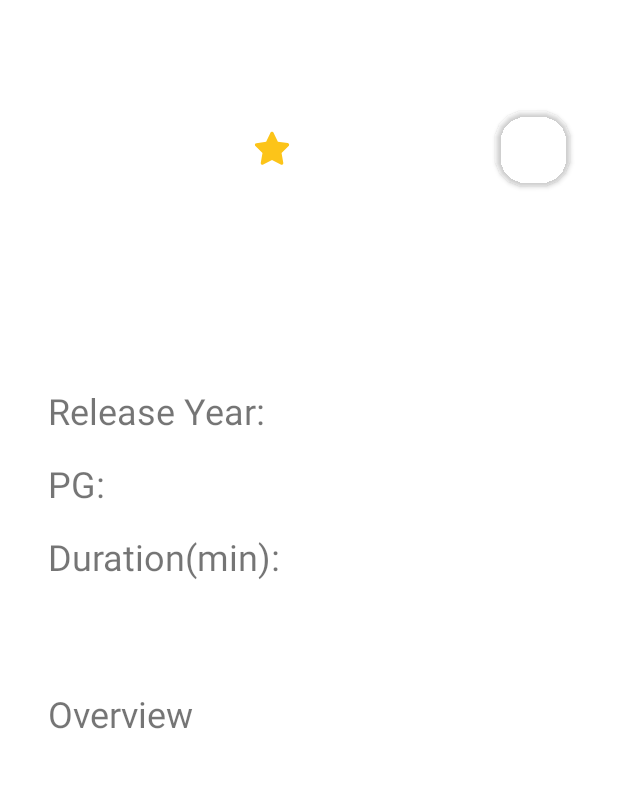
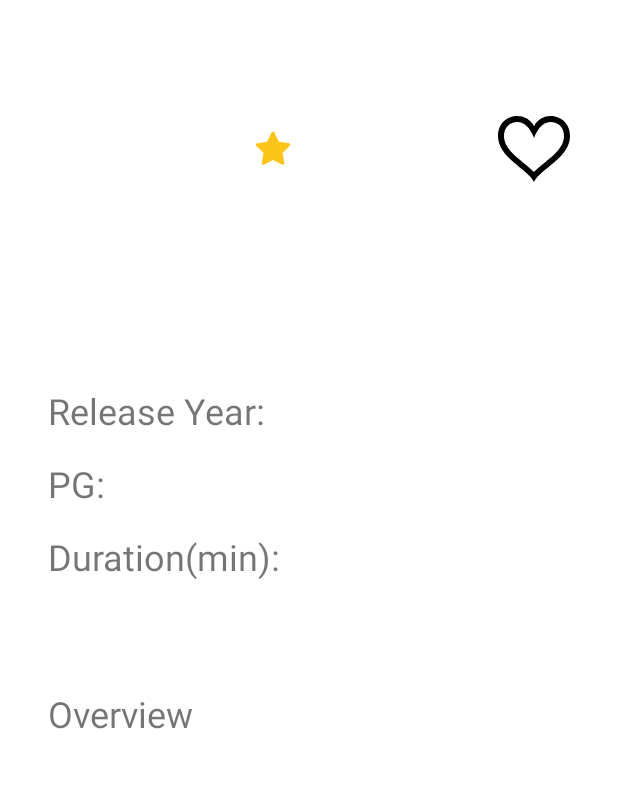
Before and after one commit to mehmetalikirmizitas/BootCampW5-MovieAppMVVMexample, an Android app: the fragment MovieDetailFragment placed in its activity, on a phone screen of 412 x 824 dp, the part 234-1022 px from its top. Run offline under Robolectric (Android 15) with nearby library versions, the phone set to English and light mode, and no system bars; our stand-ins replace data binding; 16 statements that could not run were skipped.

Commit message:
All movie list redesigned and favorite movie control added in detail screen

```diff
--- /dev/null
+++ b/app/src/main/res/drawable/ic_empty_heart.xml
@@ -0,0 +1,4 @@
+<vector android:height="48dp" android:viewportHeight="24"
+    android:viewportWidth="24" android:width="48dp" xmlns:android="http://schemas.android.com/apk/res/android">
+    <path android:fillColor="#FF000000" android:pathData="M17.516,3c2.382,0 4.487,1.564 4.487,4.712 0,4.963 -6.528,8.297 -10.003,11.935 -3.475,-3.638 -10.002,-6.971 -10.002,-11.934 0,-3.055 2.008,-4.713 4.487,-4.713 3.18,0 4.846,3.644 5.515,5.312 0.667,-1.666 2.333,-5.312 5.516,-5.312zM17.516,1c-2.174,0 -4.346,1.062 -5.516,3.419 -1.17,-2.357 -3.342,-3.419 -5.515,-3.419 -3.403,0 -6.484,2.39 -6.484,6.689 0,7.27 9.903,10.938 11.999,15.311 2.096,-4.373 12,-8.041 12,-15.311 0,-4.586 -3.414,-6.689 -6.484,-6.689z"/>
+</vector>
--- /dev/null
+++ b/app/src/main/res/drawable/ic_full_heart.xml
@@ -0,0 +1,4 @@
+<vector android:height="48dp" android:viewportHeight="24"
+    android:viewportWidth="24" android:width="48dp" xmlns:android="http://schemas.android.com/apk/res/android">
+    <path android:fillColor="#FF000000" android:pathData="M12,4.419c-2.826,-5.695 -11.999,-4.064 -11.999,3.27 0,7.27 9.903,10.938 11.999,15.311 2.096,-4.373 12,-8.041 12,-15.311 0,-7.327 -9.17,-8.972 -12,-3.27z"/>
+</vector>
--- a/app/src/main/res/layout/fragment_movie_detail.xml
+++ b/app/src/main/res/layout/fragment_movie_detail.xml
@@ -1,9 +1,11 @@
 <?xml version="1.0" encoding="utf-8"?>
 
-<layout xmlns:app="http://schemas.android.com/apk/res-auto"
-    xmlns:tools="http://schemas.android.com/tools"
-    xmlns:android="http://schemas.android.com/apk/res/android">
+<layout xmlns:android="http://schemas.android.com/apk/res/android"
+    xmlns:app="http://schemas.android.com/apk/res-auto"
+    xmlns:tools="http://schemas.android.com/tools">
+
     <data>
+
         <variable
             name="movie"
             type="com.malikirmizitas.movieapp.ui.moviedetail.MovieDetailViewStateModel" />
@@ -16,35 +18,38 @@
 
         <com.google.android.material.appbar.AppBarLayout
             android:layout_width="match_parent"
-            android:background="@color/white"
-            android:layout_height="wrap_content">
+            android:layout_height="wrap_content"
+            android:background="@color/white">
 
             <com.google.android.material.appbar.CollapsingToolbarLayout
+                android:id="@+id/collapsingToolBar"
                 android:layout_width="match_parent"
                 android:layout_height="wrap_content"
-                android:id="@+id/collapsingToolBar"
                 app:expandedTitleTextAppearance="@style/expandedBarTextStyle"
-                app:title="@string/movie_details"
-                app:layout_scrollFlags="snap|scroll|exitUntilCollapsed">
+                app:layout_scrollFlags="snap|scroll|exitUntilCollapsed"
+                app:title="@string/movie_details">
 
                 <LinearLayout
                     android:layout_width="match_parent"
-                    android:orientation="vertical"
-                    android:layout_height="wrap_content">
+                    android:layout_height="wrap_content"
+                    android:orientation="vertical">
+
                     <androidx.appcompat.widget.AppCompatImageView
+                        imageUrl="@{movie.detail.posterPath}"
                         android:layout_width="wrap_content"
                         android:layout_height="wrap_content"
-                        tools:src="@drawable/ic_launcher_background"
-                        imageUrl="@{movie.detail.posterPath}"/>
+                        tools:src="@drawable/ic_launcher_background" />
+
                     <com.airbnb.lottie.LottieAnimationView
                         android:layout_width="100dp"
                         android:layout_height="100dp"
                         android:layout_gravity="center"
-                        app:lottie_rawRes="@raw/arrow_down_bounce"
                         android:layout_marginBottom="?attr/actionBarSize"
+                        app:lottie_autoPlay="true"
                         app:lottie_loop="true"
-                        app:lottie_autoPlay="true"/>
+                        app:lottie_rawRes="@raw/arrow_down_bounce" />
                 </LinearLayout>
+
                 <androidx.appcompat.widget.Toolbar
                     android:layout_width="match_parent"
                     android:layout_height="?attr/actionBarSize" />
@@ -53,10 +58,10 @@
         </com.google.android.material.appbar.AppBarLayout>
 
         <androidx.core.widget.NestedScrollView
+            android:id="@+id/nestedScrollView"
             android:layout_width="match_parent"
-            android:id="@+id/nestedScrollView"
-            app:layout_behavior="com.google.android.material.appbar.AppBarLayout$ScrollingViewBehavior"
-            android:layout_height="match_parent">
+            android:layout_height="match_parent"
+            app:layout_behavior="com.google.android.material.appbar.AppBarLayout$ScrollingViewBehavior">
 
             <androidx.constraintlayout.widget.ConstraintLayout
                 android:layout_width="match_parent"
@@ -80,172 +85,162 @@
                     app:layout_constraintStart_toStartOf="parent" />
 
                 <androidx.appcompat.widget.AppCompatImageView
+                    android:id="@+id/movieDetailImage"
+                    imageUrl="@{movie.detail.posterPath}"
                     android:layout_width="wrap_content"
                     android:layout_height="150dp"
+                    android:layout_marginTop="@dimen/default_margin_medium"
                     android:scaleType="fitCenter"
-                    android:layout_marginTop="@dimen/default_margin_medium"
+                    app:layout_constraintStart_toStartOf="@id/guidelineStart"
                     app:layout_constraintTop_toTopOf="parent"
-                    app:layout_constraintStart_toStartOf="@id/guidelineStart"
-                    imageUrl="@{movie.detail.posterPath}"
-                    android:id="@+id/movieDetailImage"
-                    tools:src="@drawable/ic_launcher_background"/>
+                    tools:src="@drawable/ic_launcher_background" />
 
                 <androidx.appcompat.widget.AppCompatImageView
+                    android:id="@+id/ratingStar"
                     android:layout_width="wrap_content"
                     android:layout_height="wrap_content"
                     android:src="@drawable/ic_rating_star"
-                    android:id="@+id/ratingStar"
-                    app:layout_constraintTop_toTopOf="@id/movieDetailImage"
                     app:layout_constraintBottom_toBottomOf="@id/movieDetailImage"
                     app:layout_constraintEnd_toStartOf="@id/movieRatingPoint"
                     app:layout_constraintHorizontal_chainStyle="packed"
-                    app:layout_constraintStart_toEndOf="@id/movieDetailImage"/>
+                    app:layout_constraintStart_toEndOf="@id/movieDetailImage"
+                    app:layout_constraintTop_toTopOf="@id/movieDetailImage" />
 
                 <androidx.appcompat.widget.AppCompatTextView
+                    android:id="@+id/movieRatingPoint"
                     android:layout_width="wrap_content"
                     android:layout_height="wrap_content"
+                    android:text="@{String.valueOf(movie.detail.voteAverage)}"
+                    android:textSize="@dimen/default_text_size_medium"
+                    app:layout_constraintBottom_toBottomOf="@id/ratingStar"
+                    app:layout_constraintEnd_toStartOf="@id/addFavouriteImageView"
+                    app:layout_constraintStart_toEndOf="@id/ratingStar"
                     app:layout_constraintTop_toTopOf="@id/ratingStar"
-                    app:layout_constraintBottom_toBottomOf="@id/ratingStar"
-                    app:layout_constraintEnd_toStartOf="@id/favouriteCard"
-                    android:id="@+id/movieRatingPoint"
+                    tools:text="7.0" />
+
+                <androidx.appcompat.widget.AppCompatTextView
+                    android:id="@+id/movieTitle"
+                    android:layout_width="0dp"
+                    android:layout_height="wrap_content"
+                    android:layout_marginTop="@dimen/default_margin_medium"
+                    android:text="@{movie.detail.title}"
+                    android:textSize="@dimen/default_text_size_large"
+                    app:layout_constraintEnd_toStartOf="@+id/addFavouriteImageView"
+                    app:layout_constraintStart_toStartOf="@id/guidelineStart"
+                    app:layout_constraintTop_toBottomOf="@id/movieDetailImage"
+                    tools:text="Movie Title" />
+
+                <androidx.appcompat.widget.AppCompatTextView
+                    android:id="@+id/releaseYearText"
+                    android:layout_width="wrap_content"
+                    android:layout_height="wrap_content"
+                    android:layout_marginTop="@dimen/default_margin_small"
+                    android:text="@string/release_year"
                     android:textSize="@dimen/default_text_size_medium"
-                    android:text="@{String.valueOf(movie.detail.voteAverage)}"
-                    tools:text="7.0"
-                    app:layout_constraintStart_toEndOf="@id/ratingStar"/>
+                    app:layout_constraintStart_toStartOf="@id/guidelineStart"
+                    app:layout_constraintTop_toBottomOf="@id/movieTitle" />
 
+                <androidx.appcompat.widget.AppCompatTextView
+                    android:id="@+id/movieYear"
+                    android:layout_width="wrap_content"
+                    android:layout_height="wrap_content"
+                    android:text="@{movie.detail.releaseDate}"
+                    android:textSize="@dimen/default_text_size_small"
+                    app:layout_constraintBottom_toBottomOf="@id/releaseYearText"
+                    app:layout_constraintStart_toStartOf="@id/movieLength"
+                    app:layout_constraintTop_toTopOf="@+id/releaseYearText"
+                    tools:text="2019" />
+
+                <androidx.appcompat.widget.AppCompatTextView
+                    android:id="@+id/PGText"
+                    android:layout_width="wrap_content"
+                    android:layout_height="wrap_content"
+                    android:layout_marginTop="@dimen/default_margin_small"
+                    android:text="@string/pg"
+                    android:textSize="@dimen/default_text_size_medium"
+                    app:layout_constraintStart_toStartOf="@id/guidelineStart"
+                    app:layout_constraintTop_toBottomOf="@id/releaseYearText" />
+
+                <androidx.appcompat.widget.AppCompatTextView
+                    android:id="@+id/PG"
+                    android:layout_width="wrap_content"
+                    android:layout_height="wrap_content"
+                    android:text="@{movie.isAdult()}"
+                    android:textSize="@dimen/default_text_size_small"
+                    app:layout_constraintBottom_toBottomOf="@id/PGText"
+                    app:layout_constraintStart_toStartOf="@id/movieLength"
+                    app:layout_constraintTop_toTopOf="@id/PGText"
+                    tools:text="PG-13" />
+
+                <androidx.appcompat.widget.AppCompatTextView
+                    android:id="@+id/DurationText"
+                    android:layout_width="wrap_content"
+                    android:layout_height="wrap_content"
+                    android:layout_marginTop="@dimen/default_margin_small"
+                    android:text="@string/duration"
+                    android:textSize="@dimen/default_text_size_medium"
+                    app:layout_constraintStart_toStartOf="@id/guidelineStart"
+                    app:layout_constraintTop_toBottomOf="@id/PGText" />
+
+                <androidx.appcompat.widget.AppCompatTextView
+                    android:id="@+id/movieLength"
+                    android:layout_width="wrap_content"
+                    android:layout_height="wrap_content"
+                    android:layout_marginStart="@dimen/default_margin_xxsmall"
+                    android:text="@{String.valueOf(movie.detail.runtime)}"
+                    android:textSize="@dimen/default_text_size_small"
+                    app:layout_constraintBottom_toBottomOf="@id/DurationText"
+                    app:layout_constraintEnd_toStartOf="@id/movieLength"
+                    app:layout_constraintStart_toEndOf="@id/DurationText"
+                    app:layout_constraintTop_toTopOf="@id/DurationText"
+                    tools:text="2h 32min" />
+
+                <androidx.appcompat.widget.AppCompatImageView
+                    android:id="@+id/addFavouriteImageView"
+                    android:layout_width="wrap_content"
+                    android:layout_height="wrap_content"
+                    android:layout_gravity="center"
+                    android:src="@drawable/ic_empty_heart"
+                    app:layout_constraintBottom_toBottomOf="@id/movieDetailImage"
+                    app:layout_constraintEnd_toEndOf="@id/guidelineEnd"
+                    app:layout_constraintTop_toTopOf="@id/movieDetailImage" />
+
+                <androidx.recyclerview.widget.RecyclerView
+                    android:id="@+id/detailCategoryRecyclerView"
+                    android:layout_width="0dp"
+                    android:layout_height="wrap_content"
+                    android:layout_marginTop="@dimen/default_margin_medium"
+                    android:orientation="horizontal"
+                    app:layoutManager="androidx.recyclerview.widget.LinearLayoutManager"
+                    app:layout_constraintEnd_toStartOf="@id/addFavouriteImageView"
+                    app:layout_constraintStart_toStartOf="@id/guidelineStart"
+                    app:layout_constraintTop_toBottomOf="@id/DurationText"
+                    tools:listitem="@layout/movie_detail_category_recycler_item" />
+
+                <androidx.appcompat.widget.AppCompatTextView
+                    android:id="@+id/descriptionTitle"
+                    android:layout_width="wrap_content"
+                    android:layout_height="wrap_content"
+                    android:layout_marginTop="@dimen/default_margin_xlarge"
+                    android:text="@string/overview"
+                    android:textSize="@dimen/default_text_size_medium"
+                    app:layout_constraintStart_toStartOf="@id/guidelineStart"
+                    app:layout_constraintTop_toBottomOf="@id/detailCategoryRecyclerView" />
 
                 <androidx.appcompat.widget.AppCompatTextView
                     android:layout_width="0dp"
                     android:layout_height="wrap_content"
-                    app:layout_constraintStart_toStartOf="@id/guidelineStart"
-                    app:layout_constraintEnd_toStartOf="@+id/favouriteCard"
-                    tools:text="Movie Title"
-                    android:text="@{movie.detail.title}"
-                    android:id="@+id/movieTitle"
-                    app:layout_constraintTop_toBottomOf="@id/movieDetailImage"
-                    android:layout_marginTop="@dimen/default_margin_medium"
-                    android:textSize="@dimen/default_text_size_large"/>
-
-                <androidx.appcompat.widget.AppCompatTextView
-                    android:layout_width="wrap_content"
-                    android:layout_height="wrap_content"
-                    android:layout_marginTop="@dimen/default_margin_small"
-                    android:textSize="@dimen/default_text_size_medium"
-                    app:layout_constraintStart_toStartOf="@id/guidelineStart"
-                    app:layout_constraintTop_toBottomOf="@id/movieTitle"
-                    android:id="@+id/releaseYearText"
-                    android:text="@string/release_year"/>
-
-                <androidx.appcompat.widget.AppCompatTextView
-                    android:layout_width="wrap_content"
-                    android:layout_height="wrap_content"
-                    android:textSize="@dimen/default_text_size_small"
-                    android:id="@+id/movieYear"
-                    android:text="@{movie.detail.releaseDate}"
-                    tools:text="2019"
-                    app:layout_constraintBottom_toBottomOf="@id/releaseYearText"
-                    app:layout_constraintStart_toStartOf="@id/movieLength"
-                    app:layout_constraintTop_toTopOf="@+id/releaseYearText" />
-
-                <androidx.appcompat.widget.AppCompatTextView
-                    android:layout_width="wrap_content"
-                    android:layout_height="wrap_content"
-                    android:textSize="@dimen/default_text_size_medium"
-                    android:layout_marginTop="@dimen/default_margin_small"
-                    app:layout_constraintStart_toStartOf="@id/guidelineStart"
-                    app:layout_constraintTop_toBottomOf="@id/releaseYearText"
-                    android:id="@+id/PGText"
-                    android:text="@string/pg"/>
-
-                <androidx.appcompat.widget.AppCompatTextView
-                    android:layout_width="wrap_content"
-                    android:layout_height="wrap_content"
-                    android:textSize="@dimen/default_text_size_small"
-                    tools:text="PG-13"
-                    android:text="@{movie.isAdult()}"
-                    android:id="@+id/PG"
-                    app:layout_constraintStart_toStartOf="@id/movieLength"
-                    app:layout_constraintBottom_toBottomOf="@id/PGText"
-                    app:layout_constraintTop_toTopOf="@id/PGText" />
-
-                <androidx.appcompat.widget.AppCompatTextView
-                    android:layout_width="wrap_content"
-                    android:layout_height="wrap_content"
-                    android:layout_marginTop="@dimen/default_margin_small"
-                    android:textSize="@dimen/default_text_size_medium"
-                    app:layout_constraintStart_toStartOf="@id/guidelineStart"
-                    app:layout_constraintTop_toBottomOf="@id/PGText"
-                    android:id="@+id/DurationText"
-                    android:text="@string/duration"/>
-
-                <androidx.appcompat.widget.AppCompatTextView
-                    android:layout_width="wrap_content"
-                    android:layout_height="wrap_content"
-                    android:textSize="@dimen/default_text_size_small"
-                    tools:text="2h 32min"
-                    android:text="@{String.valueOf(movie.detail.runtime)}"
-                    app:layout_constraintEnd_toStartOf="@id/movieLength"
-                    android:id="@+id/movieLength"
-                    android:layout_marginStart="@dimen/default_margin_xxsmall"
-                    app:layout_constraintStart_toEndOf="@id/DurationText"
-                    app:layout_constraintBottom_toBottomOf="@id/DurationText"
-                    app:layout_constraintTop_toTopOf="@id/DurationText" />
-
-                <androidx.cardview.widget.CardView
-                    android:layout_width="@dimen/default_card_view_height_medium"
-                    android:id="@+id/favouriteCard"
-                    app:layout_constraintEnd_toEndOf="@id/guidelineEnd"
-                    app:cardBackgroundColor="@{movie.favourite ? @color/unFavouriteCardColor : @color/FavouriteCardColor}"
-                    app:cardCornerRadius="@dimen/card_view_default_radius_small"
-                    app:layout_constraintTop_toTopOf="@id/movieDetailImage"
-                    app:layout_constraintBottom_toBottomOf="@id/movieDetailImage"
-                    android:layout_height="@dimen/default_card_view_height_medium">
-                    <androidx.appcompat.widget.AppCompatImageView
-                        android:layout_width="wrap_content"
-                        android:layout_height="wrap_content"
-                        app:layout_constraintEnd_toEndOf="@id/guidelineEnd"
-                        android:src="@drawable/ic_add_favourites"
-                        android:layout_gravity="center"
-                        app:layout_constraintTop_toTopOf="@id/movieTitle"/>
-                </androidx.cardview.widget.CardView>
-
-                <androidx.recyclerview.widget.RecyclerView
-                    android:layout_width="0dp"
-                    android:layout_height="wrap_content"
-                    app:layout_constraintStart_toStartOf="@id/guidelineStart"
-                    app:layout_constraintTop_toBottomOf="@id/DurationText"
-                    app:layout_constraintEnd_toStartOf="@id/favouriteCard"
-                    app:layoutManager="androidx.recyclerview.widget.LinearLayoutManager"
-                    android:orientation="horizontal"
-                    android:layout_marginTop="@dimen/default_margin_medium"
-                    android:id="@+id/detailCategoryRecyclerView"
-                    tools:listitem="@layout/movie_detail_category_recycler_item"/>
-
-                <androidx.appcompat.widget.AppCompatTextView
-                    android:layout_width="wrap_content"
-                    android:layout_height="wrap_content"
-                    app:layout_constraintStart_toStartOf="@id/guidelineStart"
-                    app:layout_constraintTop_toBottomOf="@id/detailCategoryRecyclerView"
-                    android:layout_marginTop="@dimen/default_margin_xlarge"
-                    android:text="@string/overview"
-                    android:id="@+id/descriptionTitle"
-                    android:textSize="@dimen/default_text_size_medium" />
-
-                <androidx.appcompat.widget.AppCompatTextView
-                    android:layout_width="0dp"
-                    android:layout_height="wrap_content"
-                    app:layout_constraintStart_toStartOf="@id/guidelineStart"
-                    app:layout_constraintEnd_toEndOf="@id/guidelineEnd"
-                    app:layout_constraintTop_toBottomOf="@id/descriptionTitle"
                     android:layout_marginTop="@dimen/default_margin_medium"
                     android:text="@{movie.detail.overview}"
+                    android:textSize="@dimen/default_text_size_small"
+                    app:layout_constraintEnd_toEndOf="@id/guidelineEnd"
+                    app:layout_constraintStart_toStartOf="@id/guidelineStart"
+                    app:layout_constraintTop_toBottomOf="@id/descriptionTitle"
                     tools:text="American car designer Carroll Shelby
              and driver Kn Miles battle corporate interference and the
-              laws of physics to build a revolutionary race car for Ford in order."
-                    android:textSize="@dimen/default_text_size_small"/>
+              laws of physics to build a revolutionary race car for Ford in order." />
 
             </androidx.constraintlayout.widget.ConstraintLayout>
-
 
 
         </androidx.core.widget.NestedScrollView>
--- a/app/src/main/res/layout/recycler_view_progress_bar.xml
+++ b/app/src/main/res/layout/recycler_view_progress_bar.xml
@@ -2,16 +2,16 @@
 <androidx.constraintlayout.widget.ConstraintLayout xmlns:android="http://schemas.android.com/apk/res/android"
     xmlns:app="http://schemas.android.com/apk/res-auto"
     android:layout_width="match_parent"
-    android:layout_height="match_parent">
+    android:layout_height="wrap_content">
 
     <com.google.android.material.progressindicator.CircularProgressIndicator
+        android:id="@+id/progress_circular"
         android:layout_width="wrap_content"
         android:layout_height="wrap_content"
+        android:indeterminate="true"
         app:layout_constraintBottom_toBottomOf="parent"
         app:layout_constraintEnd_toEndOf="parent"
         app:layout_constraintStart_toStartOf="parent"
-        android:id="@+id/progress_circular"
-        android:indeterminate="true"
         app:layout_constraintTop_toTopOf="parent" />
 
 
```
Also changed, not shown: app/src/main/java/com/malikirmizitas/movieapp/ui/movie/MovieFragment.kt (+46 -13 lines), app/src/main/java/com/malikirmizitas/movieapp/ui/movie/adapter/MovieAdapter.kt (+5 -8 lines), app/src/main/java/com/malikirmizitas/movieapp/ui/moviedetail/MovieDetailFragment.kt (+15 -3 lines), app/src/main/res/layout/movie_recycler_view_item.xml (+5 -4 lines).
